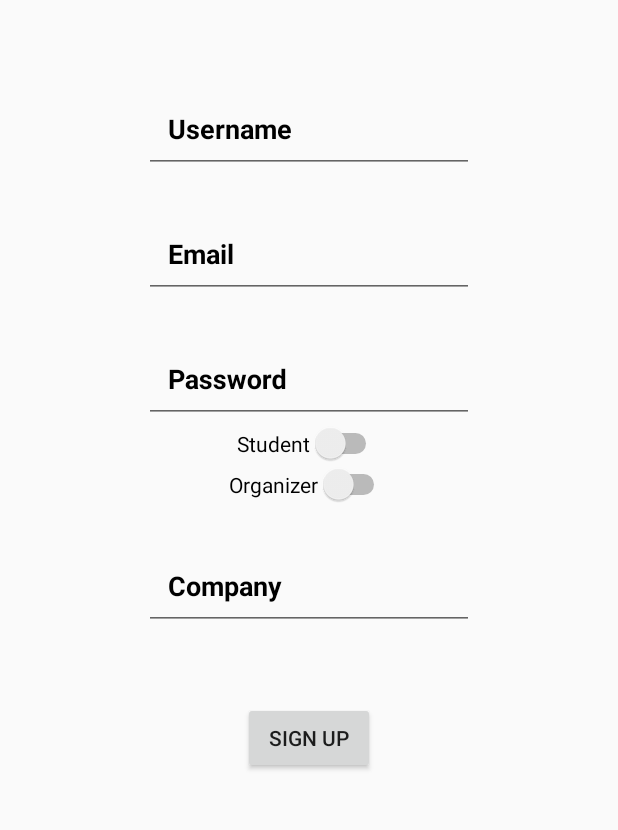
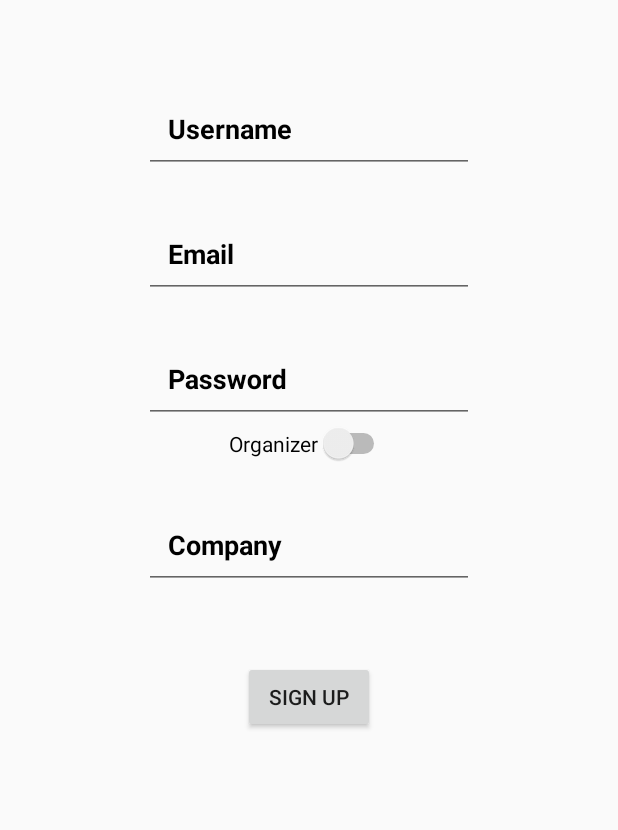
Before and after one commit to maiconpintoabreu/Kupping-Mobile, an Android app: the SignUpActivity screen opened directly, with no data from a screen before it, after a tap on "SIGN UP", on a phone screen of 412 x 824 dp, the part 306-1136 px from its top. Run offline under Robolectric (Android 15) with nearby library versions, the phone set to English and light mode, and no system bars; our stand-ins replace RxJava; network calls fail.

Commit message:
add loading and remove access from login screen when it is already logged in

```diff
--- a/app/src/main/java/io/ngrok/kupping/kuppingmobile/EventListActivity.kt
+++ b/app/src/main/java/io/ngrok/kupping/kuppingmobile/EventListActivity.kt
@@ -10,6 +10,7 @@ import android.view.LayoutInflater
 import android.view.MenuItem
 import android.view.View
 import android.view.ViewGroup
+import android.widget.ProgressBar
 import android.widget.TextView
 import android.widget.Toast
 import androidx.appcompat.app.ActionBarDrawerToggle
@@ -107,6 +108,7 @@ class EventListActivity : AppCompatActivity(), NavigationView.OnNavigationItemSe
     }
     private var disposable: Disposable? = null
     private fun getEvents(){
+        event_bar.visibility = ProgressBar.VISIBLE
         disposable =
             danceClassApiService.danceClasses("Bearer "+properties.token)
                 .subscribeOn(Schedulers.io())
@@ -117,13 +119,14 @@ class EventListActivity : AppCompatActivity(), NavigationView.OnNavigationItemSe
                 )
     }
     private fun showResult(eventList: List<EventModel>){
-
         this.eventList = eventList
         setupRecyclerView(event_list)
+        event_bar.visibility = ProgressBar.GONE
     }
     private fun showError(message: String?) {
         Log.e("Connection ERROR",message)
         Toast.makeText(applicationContext, message, Toast.LENGTH_LONG).show()
+        event_bar.visibility = ProgressBar.GONE
     }
 
     private fun setupRecyclerView(recyclerView: RecyclerView) {
--- a/app/src/main/java/io/ngrok/kupping/kuppingmobile/SignUpActivity.kt
+++ b/app/src/main/java/io/ngrok/kupping/kuppingmobile/SignUpActivity.kt
@@ -11,6 +11,7 @@ import androidx.appcompat.app.AppCompatActivity
 import androidx.appcompat.widget.Toolbar
 import android.view.Menu
 import android.widget.Button
+import android.widget.ProgressBar
 import android.widget.Switch
 import android.widget.Toast
 import com.google.android.material.textfield.TextInputEditText
@@ -24,6 +25,7 @@ import io.reactivex.schedulers.Schedulers
 class SignUpActivity : AppCompatActivity(), NavigationView.OnNavigationItemSelectedListener,NavigationViewAdaptor {
     private lateinit var properties: Properties
     private lateinit var navView: NavigationView
+    private lateinit var loginBar: ProgressBar
     override fun onCreate(savedInstanceState: Bundle?) {
         super.onCreate(savedInstanceState)
         setContentView(R.layout.activity_signup)
@@ -45,7 +47,6 @@ class SignUpActivity : AppCompatActivity(), NavigationView.OnNavigationItemSelec
         val emailTextInputEditText: TextInputEditText = findViewById(R.id.email_input_edit)
         val companyTextInputEditText: TextInputEditText = findViewById(R.id.company_input_edit)
         val organizerSwitch: Switch = findViewById(R.id.organizer)
-        val studentSwitch: Switch = findViewById(R.id.student)
         btnLogin.setOnClickListener {
             signUp(
                 usernameTextInputEditText.text.toString(),
@@ -53,13 +54,15 @@ class SignUpActivity : AppCompatActivity(), NavigationView.OnNavigationItemSelec
                 companyTextInputEditText.text.toString(),
                 emailTextInputEditText.text.toString(),
                 organizerSwitch.isChecked,
-                studentSwitch.isChecked)
+                true)
         }
         properties = Properties.instance
         if(properties.token.isNotBlank()){
             navView.menu.clear()
             navView.inflateMenu(R.menu.activity_main_drawer_logged_in)
         }
+        loginBar = findViewById(R.id.login_bar)
+        loginBar.visibility = ProgressBar.GONE
     }
 
     override fun onBackPressed() {
@@ -105,6 +108,7 @@ class SignUpActivity : AppCompatActivity(), NavigationView.OnNavigationItemSelec
     }
     private fun signUp(username: String, password: String, company: String, email: String, organizer: Boolean, student: Boolean){
         val signUpModel = SignUpModel(username,password,company,email,organizer,student)
+        loginBar.visibility = ProgressBar.VISIBLE
         disposable =
             loginApiService.signUp(signUpModel)
                 .subscribeOn(Schedulers.io())
@@ -115,12 +119,19 @@ class SignUpActivity : AppCompatActivity(), NavigationView.OnNavigationItemSelec
                 )
     }
     private fun showResult(token: String){
+        loginBar.visibility = ProgressBar.GONE
         Toast.makeText(applicationContext, "Log in success", Toast.LENGTH_LONG).show()
         properties.token = token
         navView.menu.clear()
         navView.inflateMenu(R.menu.activity_main_drawer_logged_in)
+        val intent = Intent(this, EventListActivity::class.java)
+        intent.flags = Intent.FLAG_ACTIVITY_CLEAR_TOP or
+                Intent.FLAG_ACTIVITY_CLEAR_TASK or
+                Intent.FLAG_ACTIVITY_NEW_TASK
+        startActivity(intent)
     }
     private fun showError(message: String?) {
+        loginBar.visibility = ProgressBar.GONE
         Toast.makeText(applicationContext, message, Toast.LENGTH_LONG).show()
     }
 }
--- a/app/src/main/java/io/ngrok/kupping/kuppingmobile/menu/NavigationViewAdaptor.kt
+++ b/app/src/main/java/io/ngrok/kupping/kuppingmobile/menu/NavigationViewAdaptor.kt
@@ -13,7 +13,9 @@ interface NavigationViewAdaptor {
             R.id.nav_logout -> {
                 properties.token = ""
                 val intent = Intent(context, MainActivity::class.java)
-                intent.flags = Intent.FLAG_ACTIVITY_CLEAR_TOP
+                intent.flags = Intent.FLAG_ACTIVITY_CLEAR_TOP or
+                        Intent.FLAG_ACTIVITY_CLEAR_TASK or
+                        Intent.FLAG_ACTIVITY_NEW_TASK
                 context.startActivity(intent)
             }
             R.id.nav_login -> {
--- a/app/src/main/java/io/ngrok/kupping/kuppingmobile/models/SignUpModel.kt
+++ b/app/src/main/java/io/ngrok/kupping/kuppingmobile/models/SignUpModel.kt
@@ -1,4 +1,4 @@
 package io.ngrok.kupping.kuppingmobile.models
 
-class SignUpModel(var username: String, var password: String, var company: String, var email: String, var organizer: Boolean, var student: Boolean) {
+class SignUpModel(var username: String, var password: String, var company: String, var email: String, var organizer: Boolean, var student: Boolean = true) {
 }
--- a/app/src/main/res/layout/app_bar_event_list.xml
+++ b/app/src/main/res/layout/app_bar_event_list.xml
@@ -27,6 +27,11 @@
             android:layout_height="match_parent"
             app:layout_behavior="@string/appbar_scrolling_view_behavior">
 
+        <ProgressBar
+                android:id="@+id/event_bar"
+                android:layout_width="wrap_content"
+                android:layout_height="wrap_content"
+        />
         <include layout="@layout/event_list"/>
     </FrameLayout>
 
--- a/app/src/main/res/layout/app_bar_main.xml
+++ b/app/src/main/res/layout/app_bar_main.xml
@@ -20,7 +20,6 @@
                 app:popupTheme="@style/AppTheme.PopupOverlay"/>
 
     </com.google.android.material.appbar.AppBarLayout>
-
     <include layout="@layout/content_main"/>
 
 
--- a/app/src/main/res/layout/content_sign_up.xml
+++ b/app/src/main/res/layout/content_sign_up.xml
@@ -78,20 +78,11 @@
                     android:inputType="textPassword" />
         </com.google.android.material.textfield.TextInputLayout>
 
-
-        <Switch
-                android:text="@string/student_hint"
-                android:layout_width="wrap_content"
-                android:layout_height="wrap_content"
-                app:layout_constraintTop_toBottomOf="@+id/password_input"
-                app:layout_constraintLeft_toLeftOf="parent"
-                app:layout_constraintRight_toRightOf="parent"
-                android:id="@+id/student"/>
         <Switch
                 android:text="@string/organizer_hint"
                 android:layout_width="wrap_content"
                 android:layout_height="wrap_content"
-                app:layout_constraintTop_toBottomOf="@+id/student"
+                app:layout_constraintTop_toBottomOf="@+id/password_input"
                 app:layout_constraintLeft_toLeftOf="parent"
                 app:layout_constraintRight_toRightOf="parent"
                 android:id="@+id/organizer"/>
@@ -120,7 +111,15 @@
                 app:layout_constraintTop_toBottomOf="@+id/company_input"
                 app:layout_constraintLeft_toLeftOf="parent"
                 app:layout_constraintRight_toRightOf="parent"
-                android:id="@+id/btn_sign_up"
+                android:id="@+id/btn_sign_up"></Button>
+
+        <ProgressBar
+                android:id="@+id/login_bar"
+                app:layout_constraintTop_toBottomOf="@+id/company_input"
+                app:layout_constraintLeft_toLeftOf="parent"
+                app:layout_constraintRight_toRightOf="parent"
+                android:layout_width="wrap_content"
+                android:layout_height="wrap_content"
         />
     </androidx.constraintlayout.widget.ConstraintLayout>
 </ScrollView>
--- a/app/src/main/res/menu/activity_main_drawer_logged_in.xml
+++ b/app/src/main/res/menu/activity_main_drawer_logged_in.xml
@@ -2,6 +2,19 @@
 <menu xmlns:android="http://schemas.android.com/apk/res/android"
       xmlns:tools="http://schemas.android.com/tools"
       tools:showIn="navigation_view">
+    <item android:title="@string/controls">
+        <menu>
+            <item
+                    android:id="@+id/nav_dance_class"
+                    android:icon="@drawable/ic_menu_dance_class"
+                    android:title="@string/menu_dance_classes"/>
+            <item
+                    android:id="@+id/nav_camera"
+                    android:icon="@drawable/ic_menu_camera"
+                    android:title="@string/menu_camera_qr"/>
+        </menu>
+    </item>
+
 
     <group android:checkableBehavior="single">
         <item
@@ -10,17 +23,4 @@
                 android:title="@string/menu_logout"/>
     </group>
 
-    <item android:title="@string/controls">
-        <menu>
-            <item
-                    android:id="@+id/nav_camera"
-                    android:icon="@drawable/ic_menu_camera"
-                    android:title="@string/menu_camera_qr"/>
-            <item
-                    android:id="@+id/nav_dance_class"
-                    android:icon="@drawable/ic_menu_dance_class"
-                    android:title="@string/menu_dance_classes"/>
-        </menu>
-    </item>
-
 </menu>
--- a/build.gradle
+++ b/build.gradle
@@ -10,6 +10,7 @@ buildscript {
     dependencies {
         classpath 'com.android.tools.build:gradle:3.4.2'
         classpath "org.jetbrains.kotlin:kotlin-gradle-plugin:$kotlin_version"
+        classpath 'com.google.gms:google-services:4.2.0'
         // NOTE: Do not place your application dependencies here; they belong
         // in the individual module build.gradle files
     }
```
Also changed, not shown: app/build.gradle (+7 -2 lines), app/src/main/java/io/ngrok/kupping/kuppingmobile/EventDetailFragment.kt (+12 -9 lines), app/src/main/java/io/ngrok/kupping/kuppingmobile/MainActivity.kt (+19 -0 lines), app/src/main/res/layout/content_main.xml (+12 -16 lines), app/src/main/res/layout/event_detail.xml (+13 -3 lines), 1 other file.
